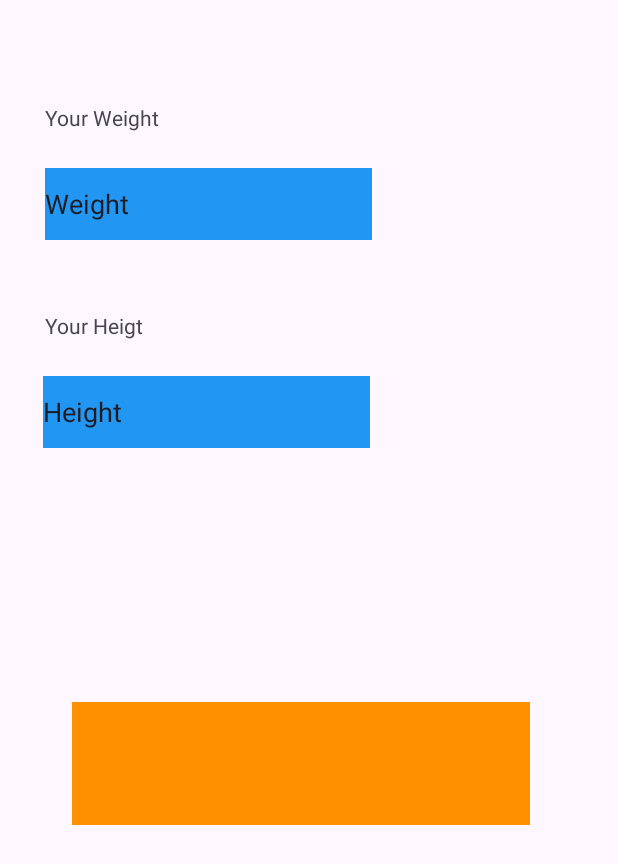
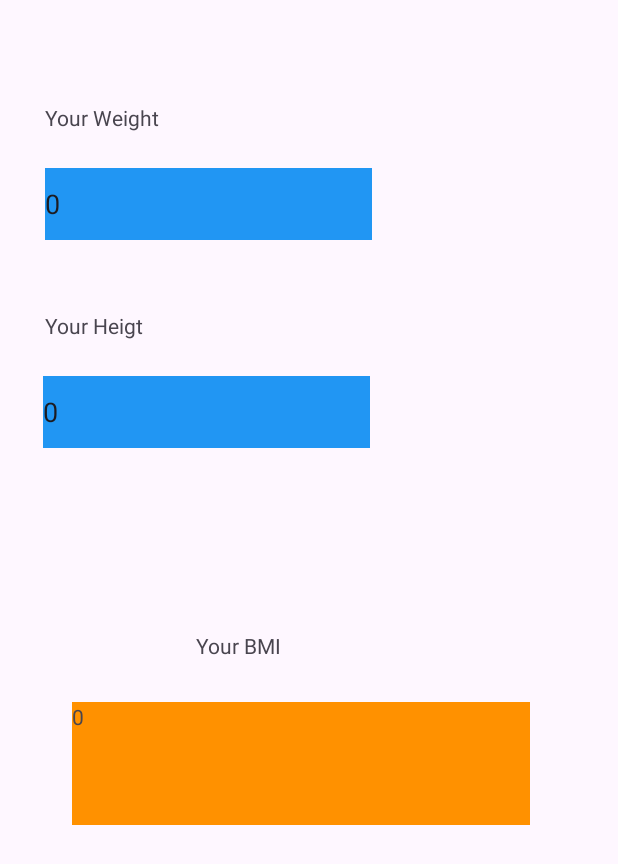
Before and after one commit to s-kreft/PAMO-BMI-App, an Android app: the screen it shows after launch (MainActivity), on a phone screen of 412 x 824 dp. Shown: the top 864 px of the screen. Run offline under Robolectric (Android 15) with nearby library versions, the phone set to English and light mode, and no system bars.

Commit message:
Add app working version

```diff
--- a/app/src/main/AndroidManifest.xml
+++ b/app/src/main/AndroidManifest.xml
@@ -11,7 +11,7 @@
         android:roundIcon="@mipmap/ic_launcher_round"
         android:supportsRtl="true"
         android:theme="@style/Theme.PAMO_BMI_App"
-        tools:targetApi="31">
+        tools:targetApi="34">
         <activity
             android:name=".MainActivity"
             android:exported="true">
--- a/app/src/main/res/layout/activity_main.xml
+++ b/app/src/main/res/layout/activity_main.xml
@@ -50,7 +50,8 @@
         android:background="@color/colorPrimary"
         android:ems="10"
         android:inputType="number"
-        android:text="Weight"
+        android:digits="0123456789,."
+
         app:layout_constraintBottom_toBottomOf="parent"
         app:layout_constraintEnd_toEndOf="parent"
         app:layout_constraintHorizontal_bias="0.153"
@@ -65,7 +66,7 @@
         android:background="@color/colorPrimary"
         android:ems="10"
         android:inputType="number"
-        android:text="Height"
+        android:digits="0123456789,."
         app:layout_constraintBottom_toBottomOf="parent"
         app:layout_constraintEnd_toEndOf="parent"
         app:layout_constraintHorizontal_bias="0.149"
@@ -73,4 +74,16 @@
         app:layout_constraintTop_toTopOf="parent"
         app:layout_constraintVertical_bias="0.323" />
 
+    <TextView
+        android:id="@+id/bmiLabelTextView"
+        android:layout_width="131dp"
+        android:layout_height="68dp"
+        android:text="@string/bmi"
+        app:layout_constraintBottom_toBottomOf="parent"
+        app:layout_constraintEnd_toEndOf="parent"
+        app:layout_constraintHorizontal_bias="0.465"
+        app:layout_constraintStart_toStartOf="parent"
+        app:layout_constraintTop_toTopOf="parent"
+        app:layout_constraintVertical_bias="0.556" />
+
 </androidx.constraintlayout.widget.ConstraintLayout>
--- a/app/src/main/res/values/strings.xml
+++ b/app/src/main/res/values/strings.xml
@@ -2,4 +2,5 @@
     <string name="app_name">PAMO_BMI_App</string>
     <string name="weight">Your Weight</string>
     <string name="height">Your Heigt</string>
+    <string name="bmi">Your BMI</string>
 </resources>
```
Also changed, not shown: app/src/main/java/com/example/pamo_bmi_app/MainActivity.java (+29 -15 lines).
